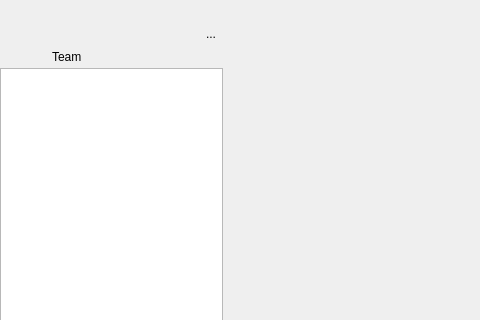
This is sources/mainwindow.ui in Ri0n/matterleast as Qt 5 draws it before an edit; both pictures show x 0 to 480 and y 0 to 320 of the 640 by 480 pixel window. The edited form follows.
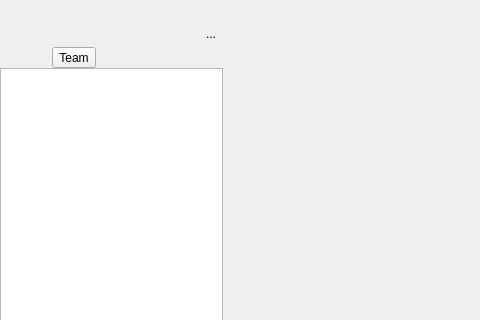
This is the edited form. Icons and pictures are not drawn. Custom widgets are drawn as their Qt base class.

Commit message: Promote team selector as tool button

Diff of the .ui file:
```diff
--- a/sources/mainwindow.ui
+++ b/sources/mainwindow.ui
@@ -146,9 +146,6 @@
            <property name="text">
             <string>Team</string>
            </property>
-           <property name="alignment">
-            <set>Qt::AlignLeading|Qt::AlignLeft|Qt::AlignVCenter</set>
-           </property>
           </widget>
          </item>
         </layout>
@@ -314,7 +311,7 @@
   </customwidget>
   <customwidget>
    <class>Mattermost::TeamSelectorLabel</class>
-   <extends>QLabel</extends>
+   <extends>QToolButton</extends>
    <header>ui/TeamSelectorLabel.h</header>
   </customwidget>
  </customwidgets>
```
